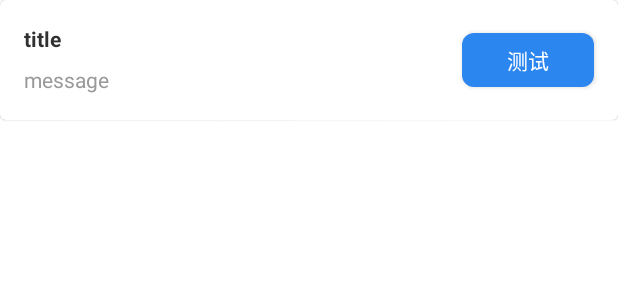
After one commit to FlameYagami/MVVM-Hayate, an Android app: the layout item_first.xml on its own in the app's theme, with its tools: preview values and no code run, on a phone screen of 412 x 824 dp. The commit adds this screen. Shown: the top 300 px of the screen. Run offline under Robolectric (Android 15) with nearby library versions, the phone set to English and light mode, and no system bars.

Commit message:
Add : single item for test

```diff
--- /dev/null
+++ b/app/src/main/java/com/mvvm/hayate/model/main/First.kt
@@ -0,0 +1,3 @@
+package com.mvvm.hayate.model.main
+
+data class First(val title: String, val message: String)
--- a/app/src/main/java/com/mvvm/hayate/ui/main/FirstFragment.kt
+++ b/app/src/main/java/com/mvvm/hayate/ui/main/FirstFragment.kt
@@ -14,7 +14,7 @@ class FirstFragment : BaseBindingFragment<FragmentFirstBinding>() {
 
     override fun initView(binding: FragmentFirstBinding) {
         binding.vm = viewModel.apply {
-
+            startViewModel()
         }
     }
 
--- a/app/src/main/res/layout/fragment_scend.xml
+++ b/app/src/main/res/layout/fragment_scend.xml
@@ -20,5 +20,10 @@
             android:layout_height="wrap_content"
             app:textTitle="@string/main_second"
             app:visibleNav="false" />
+
+        <androidx.recyclerview.widget.RecyclerView
+            android:id="@+id/recyclerView"
+            android:layout_width="match_parent"
+            android:layout_height="wrap_content"/>
     </LinearLayout>
 </layout>
--- /dev/null
+++ b/app/src/main/res/layout/item_first.xml
@@ -0,0 +1,54 @@
+<?xml version="1.0" encoding="utf-8"?>
+<layout xmlns:tools="http://schemas.android.com/tools">
+
+    <data>
+
+        <variable
+            name="item"
+            type="com.mvvm.hayate.model.main.First" />
+    </data>
+
+    <com.google.android.material.card.MaterialCardView xmlns:android="http://schemas.android.com/apk/res/android"
+        style="@style/StyleRecyclerViewItem"
+        android:layout_width="match_parent"
+        android:layout_height="wrap_content">
+
+        <RelativeLayout
+            android:layout_width="match_parent"
+            android:layout_height="wrap_content">
+
+            <LinearLayout
+                android:layout_width="match_parent"
+                android:layout_height="wrap_content"
+                android:orientation="vertical"
+                android:padding="@dimen/activity_padding">
+
+                <androidx.appcompat.widget.AppCompatTextView
+                    style="@style/StyleTitleSubDark.Bold"
+                    android:layout_width="wrap_content"
+                    android:layout_height="wrap_content"
+                    android:text="@{item.title}"
+                    tools:text="title" />
+
+                <androidx.appcompat.widget.AppCompatTextView
+                    android:layout_width="wrap_content"
+                    android:layout_height="wrap_content"
+                    android:layout_marginTop="@dimen/activity_margin_half"
+                    android:text="@{item.message}"
+                    tools:text="message" />
+            </LinearLayout>
+
+            <com.google.android.material.button.MaterialButton
+                android:id="@+id/btnTest"
+                android:layout_alignParentEnd="true"
+                android:layout_centerVertical="true"
+                style="@style/Widget.MaterialComponents.Button.Blue"
+                android:layout_width="wrap_content"
+                android:layout_height="wrap_content"
+                android:layout_margin="@dimen/activity_margin"
+                android:text="测试" />
+
+        </RelativeLayout>
+
+    </com.google.android.material.card.MaterialCardView>
+</layout>
```
Also changed, not shown: app/src/main/java/com/mvvm/hayate/ui/login/LoginVm.kt (+12 -3 lines), app/src/main/java/com/mvvm/hayate/ui/main/FirstVm.kt (+42 -2 lines), app/src/main/res/layout/fragment_first.xml (+8 -2 lines).
